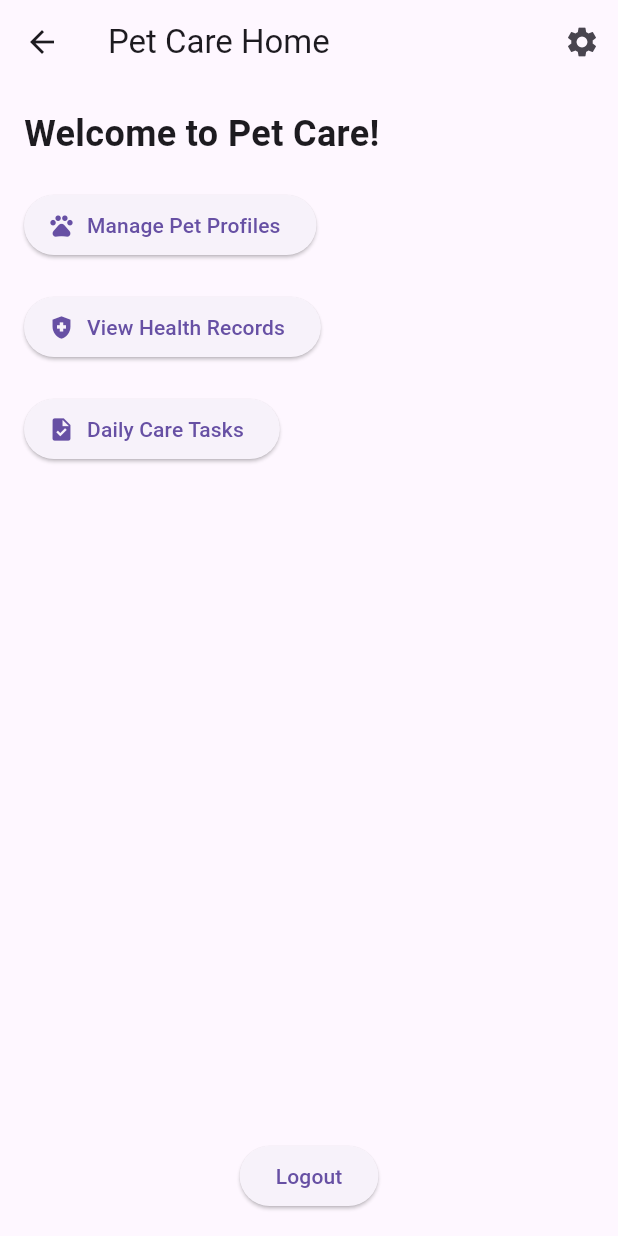
After one commit to AkinniyiS/petcareapp, a Flutter app: the HomeScreen screen opened by its route, on a phone screen of 412 x 824 dp. The commit adds this screen. Run offline on Flutter 3.47's test engine with Material 3 defaults, Android fonts, the phone set to English and light mode, and no system bars; our stand-ins replace sqflite; accounts and stored records are empty.

Commit message:
Path to home screen and home screen added

```diff
--- /dev/null
+++ b/petapp/lib/home_screen.dart
@@ -0,0 +1,68 @@
+
+import 'package:flutter/material.dart';
+import 'database_helper.dart';
+import 'main.dart';
+
+class HomeScreen extends StatelessWidget {
+  @override
+  Widget build(BuildContext context) {
+    return Scaffold(
+      appBar: AppBar(
+        title: Text('Pet Care Home'),
+        actions: [
+          IconButton(
+            icon: Icon(Icons.settings),
+            onPressed: () {
+              Navigator.pushNamed(context, '/settings');  // Placeholder for settings route
+            },
+          ),
+        ],
+      ),
+      body: Padding(
+        padding: const EdgeInsets.all(16.0),
+        child: Column(
+          crossAxisAlignment: CrossAxisAlignment.start,
+          children: [
+            Text(
+              'Welcome to Pet Care!',
+              style: TextStyle(fontSize: 24, fontWeight: FontWeight.bold),
+            ),
+            SizedBox(height: 20),
+            ElevatedButton.icon(
+              icon: Icon(Icons.pets),
+              label: Text('Manage Pet Profiles'),
+              onPressed: () {
+                Navigator.pushNamed(context, '/petProfiles');
+              },
+            ),
+            SizedBox(height: 20),
+            ElevatedButton.icon(
+              icon: Icon(Icons.health_and_safety),
+              label: Text('View Health Records'),
+              onPressed: () {
+                Navigator.pushNamed(context, '/healthRecords');
+              },
+            ),
+            SizedBox(height: 20),
+            ElevatedButton.icon(
+              icon: Icon(Icons.task),
+              label: Text('Daily Care Tasks'),
+              onPressed: () {
+                Navigator.pushNamed(context, '/dailyCareTasks');
+              },
+            ),
+            Spacer(),
+            Center(
+              child: ElevatedButton(
+                child: Text('Logout'),
+                onPressed: () {
+                  Navigator.pushReplacementNamed(context, '/login'); // Go back to login
+                },
+              ),
+            ),
+          ],
+        ),
+      ),
+    );
+  }
+}
--- a/petapp/lib/main.dart
+++ b/petapp/lib/main.dart
@@ -1,5 +1,6 @@
 import 'package:flutter/material.dart';
 import 'database_helper.dart';
+import 'home_screen.dart';
 
 class LoginScreen extends StatefulWidget {
   @override
@@ -168,7 +169,7 @@ class MyApp extends StatelessWidget {
       routes: {
         '/login': (context) => LoginScreen(),
         '/register': (context) => SignupScreen(),
-        //'/home': (context) => HomeScreen(),
+        '/home': (context) => HomeScreen(),
       },
     );
   }
```
